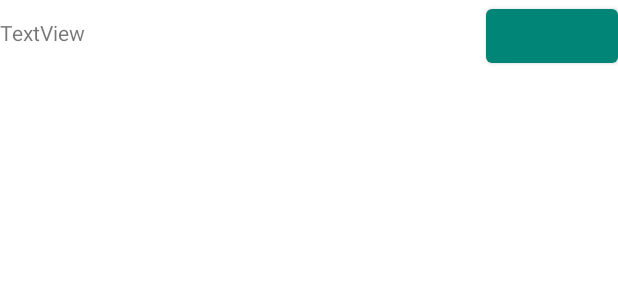
After one commit to sachin-designs/connections, an Android app: the layout recycler_items.xml on its own in the app's theme, with its tools: preview values and no code run, on a phone screen of 412 x 824 dp. The commit adds this screen. Shown: the top 300 px of the screen. Run offline under Robolectric (Android 15) with nearby library versions, the phone set to English and light mode, and no system bars.

Commit message:
Added a recycler view to display the connectors in UI.

```diff
--- a/Connection Test/Connection Test/app/src/main/java/com/example/myapplication/MainActivity.java
+++ b/Connection Test/Connection Test/app/src/main/java/com/example/myapplication/MainActivity.java
@@ -44,8 +44,6 @@ public class MainActivity extends AppCompatActivity {
 
     }
 
-
-
     public void signinOperation(View view){
         email = (EditText)findViewById(R.id.username);
         password = (EditText)findViewById(R.id.password);
--- a/Connection Test/Connection Test/app/src/main/java/com/example/myapplication/RegisterActivity.java
+++ b/Connection Test/Connection Test/app/src/main/java/com/example/myapplication/RegisterActivity.java
@@ -67,6 +67,7 @@ public class RegisterActivity extends AppCompatActivity {
         databaseRef = FirebaseDatabase.getInstance().getReference().child("Register");
        // final String Uid = databaseRef.push().getKey();
 
+
         mAuth.createUserWithEmailAndPassword(sEmail, sPassword)
                 .addOnCompleteListener(this, new OnCompleteListener<AuthResult>() {
                     @Override
@@ -93,6 +94,7 @@ public class RegisterActivity extends AppCompatActivity {
                         }
                     }
                 });
+
     }
     public void switchActivity(){
         Intent intent = new Intent(RegisterActivity.this, ChatActivity.class);
--- /dev/null
+++ b/Connection Test/Connection Test/app/src/main/res/layout/recycler_items.xml
@@ -0,0 +1,25 @@
+<?xml version="1.0" encoding="utf-8"?>
+<LinearLayout xmlns:android="http://schemas.android.com/apk/res/android"
+    android:orientation="horizontal"
+    android:layout_width="wrap_content"
+    android:layout_height="wrap_content">
+
+
+    <TextView
+        android:id="@+id/contact_view"
+        android:layout_width="560dp"
+        android:layout_height="wrap_content"
+        android:layout_weight="1"
+        android:paddingTop="10dp"
+        android:paddingBottom="10dp"
+        android:text="TextView" />
+
+    <Button
+        android:id="@+id/message_button"
+        android:layout_width="wrap_content"
+        android:layout_height="wrap_content"
+        android:paddingLeft="16dp"
+        android:paddingRight="16dp"
+        android:textSize="10sp"
+        />
+</LinearLayout>
```
Also changed, not shown: Connection Test/Connection Test/app/src/main/java/com/example/myapplication/Connectivity.java (+17 -2 lines), Connection Test/Connection Test/app/src/main/java/com/example/myapplication/ContactsAdapter.java (added, +77 -0 lines), Connection Test/Connection Test/app/src/main/res/layout/connectivity.xml (+15 -13 lines).
